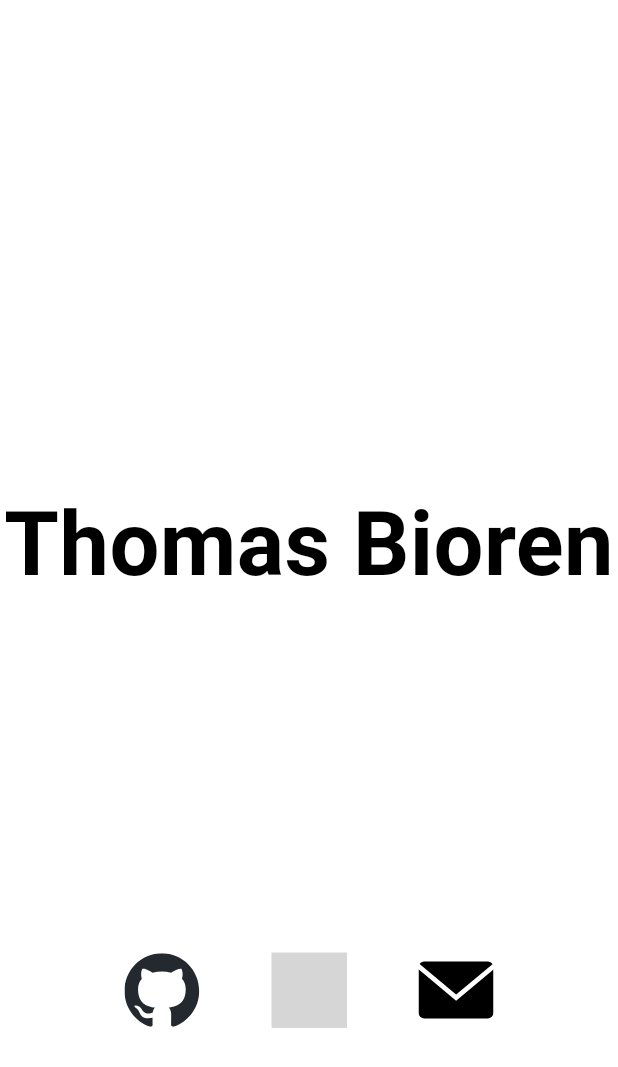
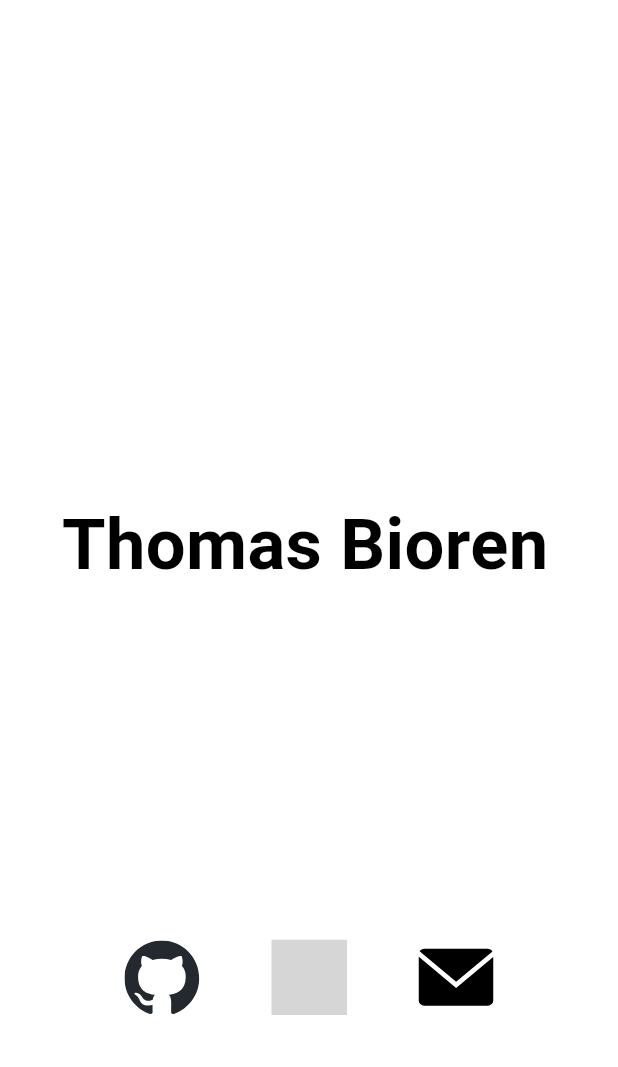
Before and after one commit to tbioren/tbioren.github.io, a Flutter app: the screen it shows after launch, on a phone screen of 412 x 824 dp. Shown: the top 1067 px of the screen. Run offline on Flutter 3.47's test engine with Material 3 defaults, Android fonts, the phone set to English and light mode, and no system bars; drawn by our look-alikes of auto_size_text; our stand-ins replace flutter_svg, google_fonts, visibility_detector; missing offline and left inert: dart:html; grey boxes are pictures that could not be loaded.

Commit message:
fixed name width

```diff
--- a/lib/sections/title_screen.dart
+++ b/lib/sections/title_screen.dart
@@ -43,8 +43,11 @@
   @override
   Widget build(BuildContext context) {
     return SizedBox(
-      width: MediaQuery.of(context).size.width * 0.75,
+      width: MediaQuery.of(context).size.width > 800
+          ? 700
+          : MediaQuery.of(context).size.width * 0.8,
       height: MediaQuery.of(context).size.height,
+      child: Expanded(
         child: Column(
           mainAxisAlignment: MainAxisAlignment.center,
           crossAxisAlignment: CrossAxisAlignment.center,
@@ -52,9 +55,13 @@
             SizedBox(
               height: MediaQuery.of(context).size.height * 0.25,
             ),
-          const AutoSizeText(
+            SizedBox(
+              width: MediaQuery.of(context).size.width > 800
+                  ? 700
+                  : MediaQuery.of(context).size.width * 0.8,
+              child: const AutoSizeText(
                 "Thomas Bioren",
-            minFontSize: 24,
+                minFontSize: 16,
                 maxFontSize: 80,
                 maxLines: 1,
                 style: TextStyle(
@@ -62,6 +69,7 @@
                   fontStyle: FontStyle.normal,
                   fontWeight: FontWeight.bold,
                   fontSize: 64,
+                ),
               ),
             ),
             SizedBox(
@@ -115,6 +123,7 @@
             )
           ],
         ),
+      ),
     );
   }
 }
```
Lines whose indentation alone changed are shown as unchanged.
